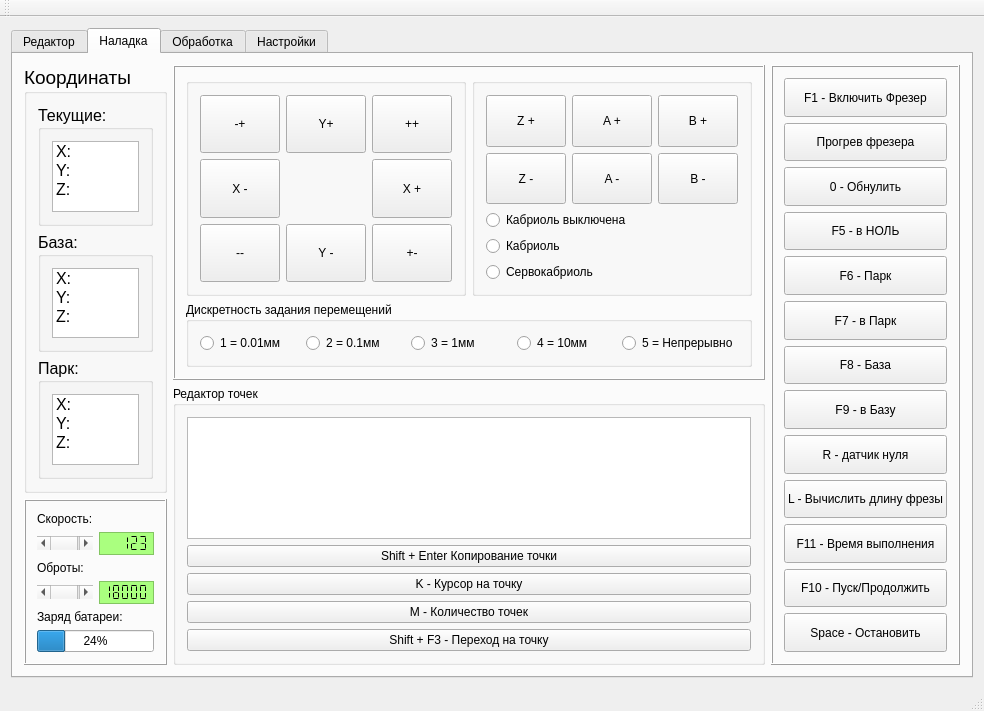
Above: KAMEditor/mainwindow.ui from Xtail96/SML before the change. Below: the same form after it.
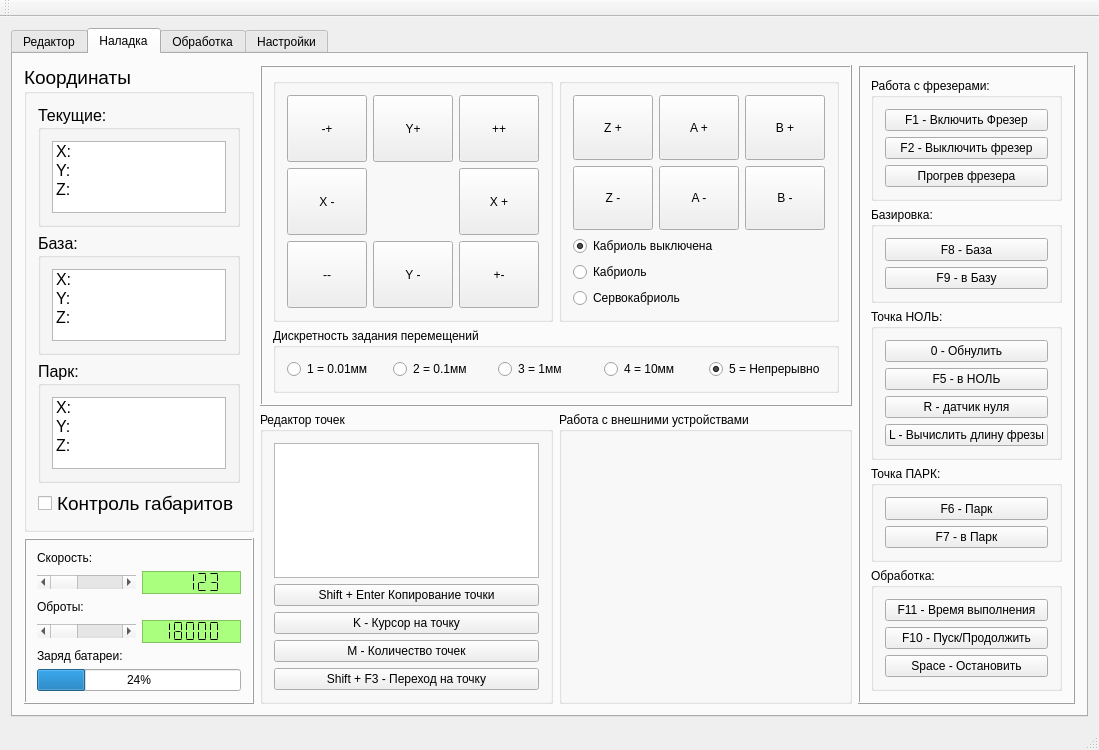
That is the form after the change.

Commit message: Updated Adjustment tab

The edit to the form file:
```diff
--- a/KAMEditor/mainwindow.ui
+++ b/KAMEditor/mainwindow.ui
@@ -394,14 +394,27 @@
              </layout>
             </widget>
            </item>
+           <item>
+            <widget class="QCheckBox" name="edges_contol_check_box">
+             <property name="acceptDrops">
+              <bool>false</bool>
+             </property>
+             <property name="text">
+              <string>Контроль габаритов</string>
+             </property>
+             <property name="checked">
+              <bool>false</bool>
+             </property>
+            </widget>
+           </item>
           </layout>
          </widget>
         </item>
-        <item row="0" column="1">
+        <item row="0" column="1" colspan="2">
          <widget class="QFrame" name="axis_frame">
           <property name="sizePolicy">
            <sizepolicy hsizetype="Preferred" vsizetype="Preferred">
-            <horstretch>8</horstretch>
+            <horstretch>6</horstretch>
             <verstretch>6</verstretch>
            </sizepolicy>
           </property>
@@ -556,6 +569,30 @@
               <string/>
              </property>
              <layout class="QGridLayout" name="gridLayout_5">
+              <item row="5" column="0" colspan="2">
+               <widget class="QRadioButton" name="kabriol_servo_radio_button">
+                <property name="text">
+                 <string>Сервокабриоль</string>
+                </property>
+               </widget>
+              </item>
+              <item row="4" column="0" colspan="2">
+               <widget class="QRadioButton" name="kabriol_on_radio_button">
+                <property name="text">
+                 <string>Кабриоль</string>
+                </property>
+               </widget>
+              </item>
+              <item row="3" column="0" colspan="2">
+               <widget class="QRadioButton" name="kabriol_off_radio_button">
+                <property name="text">
+                 <string>Кабриоль выключена</string>
+                </property>
+                <property name="checked">
+                 <bool>true</bool>
+                </property>
+               </widget>
+              </item>
               <item row="0" column="0">
                <widget class="QPushButton" name="movement_z_positive_button">
                 <property name="sizePolicy">
@@ -634,27 +671,6 @@
                 </property>
                </widget>
               </item>
-              <item row="2" column="0" colspan="2">
-               <widget class="QRadioButton" name="kabriol_off_radio_button">
-                <property name="text">
-                 <string>Кабриоль выключена</string>
-                </property>
-               </widget>
-              </item>
-              <item row="3" column="0" colspan="2">
-               <widget class="QRadioButton" name="kabriol_on_radio_button">
-                <property name="text">
-                 <string>Кабриоль</string>
-                </property>
-               </widget>
-              </item>
-              <item row="4" column="0" colspan="2">
-               <widget class="QRadioButton" name="kabriol_servo_radio_button">
-                <property name="text">
-                 <string>Сервокабриоль</string>
-                </property>
-               </widget>
-              </item>
              </layout>
             </widget>
            </item>
@@ -703,6 +719,9 @@
                 <property name="text">
                  <string>5 = Непрерывно</string>
                 </property>
+                <property name="checked">
+                 <bool>true</bool>
+                </property>
                </widget>
               </item>
              </layout>
@@ -711,7 +730,7 @@
           </layout>
          </widget>
         </item>
-        <item row="0" column="2" rowspan="3">
+        <item row="0" column="3" rowspan="3">
          <widget class="QFrame" name="actions_frame">
           <property name="sizePolicy">
            <sizepolicy hsizetype="Preferred" vsizetype="Preferred">
@@ -727,6 +746,12 @@
           </property>
           <layout class="QVBoxLayout" name="verticalLayout_3">
            <item>
+            <widget class="QGroupBox" name="mill_actions_group_box">
+             <property name="title">
+              <string>Работа с фрезерами:</string>
+             </property>
+             <layout class="QVBoxLayout" name="verticalLayout_9">
+              <item>
             <widget class="QPushButton" name="mill_on_button">
              <property name="sizePolicy">
               <sizepolicy hsizetype="Minimum" vsizetype="Preferred">
@@ -739,6 +764,19 @@
              </property>
             </widget>
            </item>
+              <item>
+               <widget class="QPushButton" name="mill_off_button">
+                <property name="sizePolicy">
+                 <sizepolicy hsizetype="Minimum" vsizetype="Preferred">
+                  <horstretch>0</horstretch>
+                  <verstretch>0</verstretch>
+                 </sizepolicy>
+                </property>
+                <property name="text">
+                 <string>F2 - Выключить фрезер</string>
+                </property>
+               </widget>
+              </item>
            <item>
             <widget class="QPushButton" name="mill_warming_button">
              <property name="sizePolicy">
@@ -752,58 +790,15 @@
              </property>
             </widget>
            </item>
-           <item>
-            <widget class="QPushButton" name="zero_button">
-             <property name="sizePolicy">
-              <sizepolicy hsizetype="Minimum" vsizetype="Preferred">
-               <horstretch>0</horstretch>
-               <verstretch>0</verstretch>
-              </sizepolicy>
-             </property>
-             <property name="text">
-              <string>0 - Обнулить</string>
-             </property>
+             </layout>
             </widget>
            </item>
            <item>
-            <widget class="QPushButton" name="to_zer_button">
-             <property name="sizePolicy">
-              <sizepolicy hsizetype="Minimum" vsizetype="Preferred">
-               <horstretch>0</horstretch>
-               <verstretch>0</verstretch>
-              </sizepolicy>
+            <widget class="QGroupBox" name="base_control_group_box">
+             <property name="title">
+              <string>Базировка:</string>
              </property>
-             <property name="text">
-              <string>F5 - в НОЛЬ</string>
-             </property>
-            </widget>
-           </item>
-           <item>
-            <widget class="QPushButton" name="park_button">
-             <property name="sizePolicy">
-              <sizepolicy hsizetype="Minimum" vsizetype="Preferred">
-               <horstretch>0</horstretch>
-               <verstretch>0</verstretch>
-              </sizepolicy>
-             </property>
-             <property name="text">
-              <string>F6 - Парк</string>
-             </property>
-            </widget>
-           </item>
-           <item>
-            <widget class="QPushButton" name="to_park_button">
-             <property name="sizePolicy">
-              <sizepolicy hsizetype="Minimum" vsizetype="Preferred">
-               <horstretch>0</horstretch>
-               <verstretch>0</verstretch>
-              </sizepolicy>
-             </property>
-             <property name="text">
-              <string>F7 - в Парк</string>
-             </property>
-            </widget>
-           </item>
+             <layout class="QVBoxLayout" name="verticalLayout_11">
            <item>
             <widget class="QPushButton" name="base_button">
              <property name="sizePolicy">
@@ -830,6 +825,41 @@
              </property>
             </widget>
            </item>
+             </layout>
+            </widget>
+           </item>
+           <item>
+            <widget class="QGroupBox" name="zero_group_box">
+             <property name="title">
+              <string>Точка НОЛЬ:</string>
+             </property>
+             <layout class="QVBoxLayout" name="verticalLayout_8">
+              <item>
+               <widget class="QPushButton" name="zero_button">
+                <property name="sizePolicy">
+                 <sizepolicy hsizetype="Minimum" vsizetype="Preferred">
+                  <horstretch>0</horstretch>
+                  <verstretch>0</verstretch>
+                 </sizepolicy>
+                </property>
+                <property name="text">
+                 <string>0 - Обнулить</string>
+                </property>
+               </widget>
+              </item>
+              <item>
+               <widget class="QPushButton" name="to_zer_button">
+                <property name="sizePolicy">
+                 <sizepolicy hsizetype="Minimum" vsizetype="Preferred">
+                  <horstretch>0</horstretch>
+                  <verstretch>0</verstretch>
+                 </sizepolicy>
+                </property>
+                <property name="text">
+                 <string>F5 - в НОЛЬ</string>
+                </property>
+               </widget>
+              </item>
            <item>
             <widget class="QPushButton" name="zero_sensor_button">
              <property name="sizePolicy">
@@ -856,6 +886,50 @@
              </property>
             </widget>
            </item>
+             </layout>
+            </widget>
+           </item>
+           <item>
+            <widget class="QGroupBox" name="park_group_box">
+             <property name="title">
+              <string>Точка ПАРК:</string>
+             </property>
+             <layout class="QVBoxLayout" name="verticalLayout_10">
+              <item>
+               <widget class="QPushButton" name="park_button">
+                <property name="sizePolicy">
+                 <sizepolicy hsizetype="Minimum" vsizetype="Preferred">
+                  <horstretch>0</horstretch>
+                  <verstretch>0</verstretch>
+                 </sizepolicy>
+                </property>
+                <property name="text">
+                 <string>F6 - Парк</string>
+                </property>
+               </widget>
+              </item>
+              <item>
+               <widget class="QPushButton" name="to_park_button">
+                <property name="sizePolicy">
+                 <sizepolicy hsizetype="Minimum" vsizetype="Preferred">
+                  <horstretch>0</horstretch>
+                  <verstretch>0</verstretch>
+                 </sizepolicy>
+                </property>
+                <property name="text">
+                 <string>F7 - в Парк</string>
+                </property>
+               </widget>
+              </item>
+             </layout>
+            </widget>
+           </item>
+           <item>
+            <widget class="QGroupBox" name="milling_group_box">
+             <property name="title">
+              <string>Обработка:</string>
+             </property>
+             <layout class="QVBoxLayout" name="verticalLayout_7">
            <item>
             <widget class="QPushButton" name="timer_button">
              <property name="sizePolicy">
@@ -898,6 +972,98 @@
           </layout>
          </widget>
         </item>
+          </layout>
+         </widget>
+        </item>
+        <item row="1" column="1" rowspan="2">
+         <widget class="QGroupBox" name="points_area_group_box">
+          <property name="sizePolicy">
+           <sizepolicy hsizetype="Preferred" vsizetype="Preferred">
+            <horstretch>3</horstretch>
+            <verstretch>0</verstretch>
+           </sizepolicy>
+          </property>
+          <property name="minimumSize">
+           <size>
+            <width>0</width>
+            <height>0</height>
+           </size>
+          </property>
+          <property name="title">
+           <string>Редактор точек</string>
+          </property>
+          <layout class="QVBoxLayout" name="verticalLayout_2">
+           <item>
+            <widget class="QTableView" name="points_table_view"/>
+           </item>
+           <item>
+            <widget class="QPushButton" name="point_copy_button">
+             <property name="sizePolicy">
+              <sizepolicy hsizetype="Minimum" vsizetype="Fixed">
+               <horstretch>0</horstretch>
+               <verstretch>1</verstretch>
+              </sizepolicy>
+             </property>
+             <property name="text">
+              <string>Shift + Enter Копирование точки</string>
+             </property>
+            </widget>
+           </item>
+           <item>
+            <widget class="QPushButton" name="point_cursor_button">
+             <property name="sizePolicy">
+              <sizepolicy hsizetype="Minimum" vsizetype="Fixed">
+               <horstretch>0</horstretch>
+               <verstretch>1</verstretch>
+              </sizepolicy>
+             </property>
+             <property name="text">
+              <string>K - Курсор на точку</string>
+             </property>
+            </widget>
+           </item>
+           <item>
+            <widget class="QPushButton" name="point_amount_button">
+             <property name="sizePolicy">
+              <sizepolicy hsizetype="Minimum" vsizetype="Fixed">
+               <horstretch>0</horstretch>
+               <verstretch>1</verstretch>
+              </sizepolicy>
+             </property>
+             <property name="text">
+              <string>M - Количество точек</string>
+             </property>
+            </widget>
+           </item>
+           <item>
+            <widget class="QPushButton" name="point_transition_button">
+             <property name="sizePolicy">
+              <sizepolicy hsizetype="Minimum" vsizetype="Fixed">
+               <horstretch>0</horstretch>
+               <verstretch>1</verstretch>
+              </sizepolicy>
+             </property>
+             <property name="text">
+              <string>Shift + F3 - Переход на точку</string>
+             </property>
+            </widget>
+           </item>
+          </layout>
+         </widget>
+        </item>
+        <item row="1" column="2" rowspan="2">
+         <widget class="QGroupBox" name="devices_group_box">
+          <property name="sizePolicy">
+           <sizepolicy hsizetype="Preferred" vsizetype="Preferred">
+            <horstretch>3</horstretch>
+            <verstretch>0</verstretch>
+           </sizepolicy>
+          </property>
+          <property name="title">
+           <string>Работа с внешними устройствами</string>
+          </property>
+         </widget>
+        </item>
         <item row="2" column="0">
          <widget class="QFrame" name="feedrate_frame">
           <property name="sizePolicy">
@@ -1849,82 +2015,6 @@
           </layout>
          </widget>
         </item>
-        <item row="1" column="1" rowspan="2">
-         <widget class="QGroupBox" name="points_area_group_box">
-          <property name="sizePolicy">
-           <sizepolicy hsizetype="Preferred" vsizetype="Preferred">
-            <horstretch>8</horstretch>
-            <verstretch>0</verstretch>
-           </sizepolicy>
-          </property>
-          <property name="minimumSize">
-           <size>
-            <width>0</width>
-            <height>0</height>
-           </size>
-          </property>
-          <property name="title">
-           <string>Редактор точек</string>
-          </property>
-          <layout class="QVBoxLayout" name="verticalLayout_2">
-           <item>
-            <widget class="QTableView" name="points_table_view"/>
-           </item>
-           <item>
-            <widget class="QPushButton" name="point_copy_button">
-             <property name="sizePolicy">
-              <sizepolicy hsizetype="Minimum" vsizetype="Fixed">
-               <horstretch>0</horstretch>
-               <verstretch>1</verstretch>
-              </sizepolicy>
-             </property>
-             <property name="text">
-              <string>Shift + Enter Копирование точки</string>
-             </property>
-            </widget>
-           </item>
-           <item>
-            <widget class="QPushButton" name="point_cursor_button">
-             <property name="sizePolicy">
-              <sizepolicy hsizetype="Minimum" vsizetype="Fixed">
-               <horstretch>0</horstretch>
-               <verstretch>1</verstretch>
-              </sizepolicy>
-             </property>
-             <property name="text">
-              <string>K - Курсор на точку</string>
-             </property>
-            </widget>
-           </item>
-           <item>
-            <widget class="QPushButton" name="point_amount_button">
-             <property name="sizePolicy">
-              <sizepolicy hsizetype="Minimum" vsizetype="Fixed">
-               <horstretch>0</horstretch>
-               <verstretch>1</verstretch>
-              </sizepolicy>
-             </property>
-             <property name="text">
-              <string>M - Количество точек</string>
-             </property>
-            </widget>
-           </item>
-           <item>
-            <widget class="QPushButton" name="point_transition_button">
-             <property name="sizePolicy">
-              <sizepolicy hsizetype="Minimum" vsizetype="Fixed">
-               <horstretch>0</horstretch>
-               <verstretch>1</verstretch>
-              </sizepolicy>
-             </property>
-             <property name="text">
-              <string>Shift + F3 - Переход на точку</string>
-             </property>
-            </widget>
-           </item>
-          </layout>
-         </widget>
-        </item>
        </layout>
       </widget>
       <widget class="QWidget" name="process_tab">
```
Left out of the diff: 52 changed lines with no effect on the pictures. Lines whose indentation alone changed are shown as unchanged.
